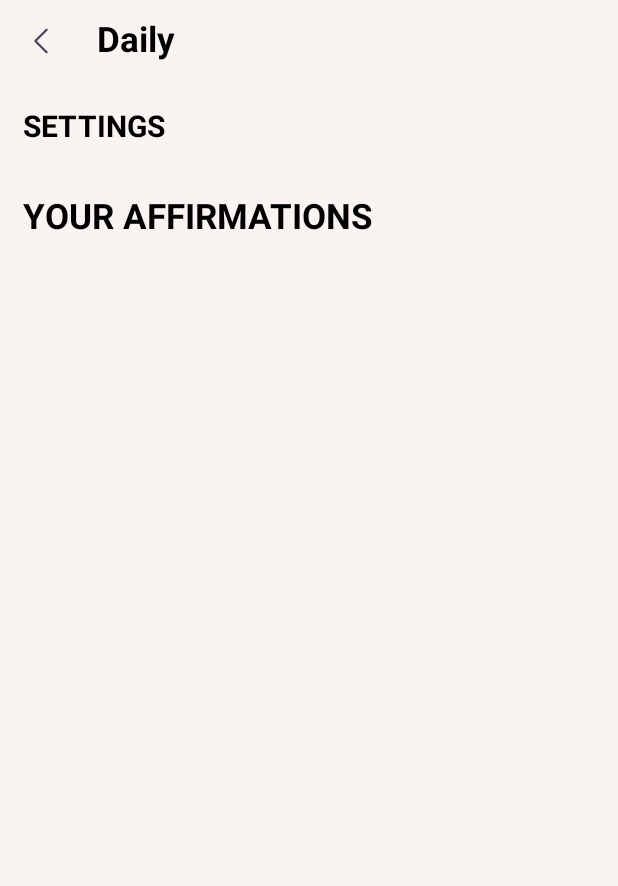
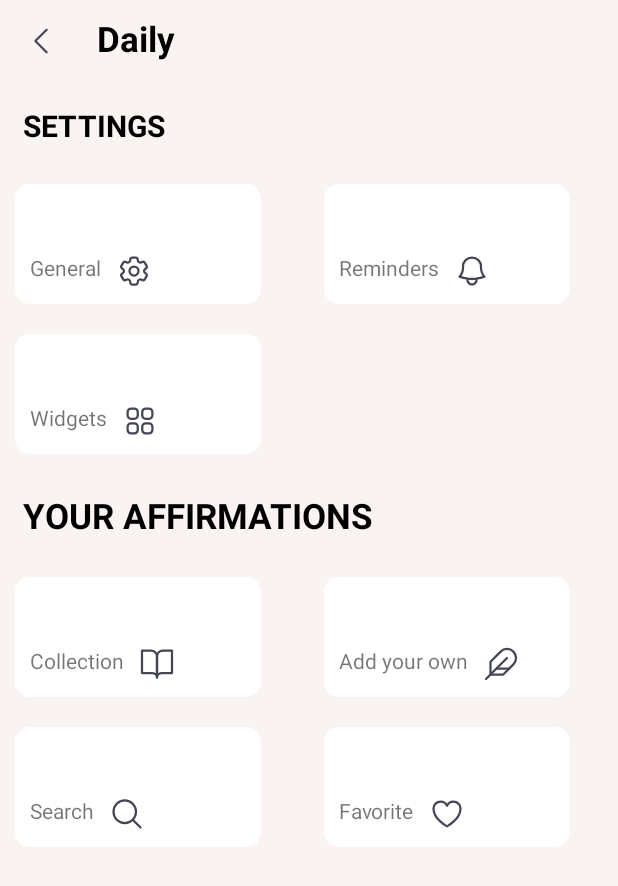
Before and after one commit to trannam13122k/-Daily, an Android app: the fragment SettingFragment placed in its activity, on a phone screen of 412 x 824 dp. Shown: the top 886 px of the screen. Run offline under Robolectric (Android 15) with nearby library versions, the phone set to English and light mode, and no system bars; our stand-ins replace sdp/ssp sizes.

Commit message:
setting commit

```diff
--- a/app/src/main/java/com/example/daily/ui/fragment/edit/EditFragment.kt
+++ b/app/src/main/java/com/example/daily/ui/fragment/edit/EditFragment.kt
@@ -222,6 +222,7 @@ class EditFragment : BaseFragment<FragmentEditBinding>() {
             openFragment(UnSplashFragment::class.java, null, true)
         }
         binding.tabLayoutBg.getTabAt(2)?.view?.setOnClickListener {
+            binding.ivBg?.setImageURI(null)
             binding.rcvItem.visibility = View.VISIBLE
             colorAdapter.notifyDataSetChanged()
             binding.rcvItem.adapter = colorAdapter
--- a/app/src/main/java/com/example/daily/ui/fragment/setting/SettingFragment.kt
+++ /dev/null
@@ -1,31 +0,0 @@
-package com.example.daily.ui.fragment.setting
-
-import android.os.Bundle
-import androidx.fragment.app.Fragment
-import android.view.LayoutInflater
-import android.view.View
-import android.view.ViewGroup
-import com.example.daily.R
-import com.example.daily.base.BaseFragment
-import com.example.daily.databinding.FragmentSettingBinding
-
-class SettingFragment : BaseFragment<FragmentSettingBinding>() {
-    override fun getViewBinding(
-        inflater: LayoutInflater,
-        container: ViewGroup?
-    ): FragmentSettingBinding {
-        return FragmentSettingBinding.inflate(inflater)
-    }
-
-    override fun init() {
-
-    }
-
-    override fun setUpView() {
-        binding.ivBack.setOnClickListener {
-            activity?.onBackPressed()
-        }
-    }
-
-
-}
--- /dev/null
+++ b/app/src/main/java/com/example/daily/ui/fragment/settingDaiLy/layoutSetting/SettingAdapter.kt
@@ -0,0 +1,36 @@
+package com.example.daily.ui.fragment.settingDaiLy.layoutSetting
+
+import android.view.LayoutInflater
+import android.view.ViewGroup
+import androidx.recyclerview.widget.RecyclerView
+import com.example.daily.databinding.ItemSettingLayoutBinding
+
+class SettingAdapter(private val listSetting : List<SettingModel>) : RecyclerView.Adapter<SettingAdapter.SettingViewHolder>() {
+
+    var onClickItem: ((SettingModel) -> Unit)? = null
+
+    inner class SettingViewHolder (val  binding : ItemSettingLayoutBinding ) : RecyclerView.ViewHolder(binding.root){
+        fun bind(setting: SettingModel){
+            binding.tvTitle.text= setting.title
+            binding.ivIcon.setImageResource(setting.icon)
+
+            binding.root.setOnClickListener{
+                onClickItem?.invoke(setting)
+            }
+        }
+    }
+
+    override fun onCreateViewHolder(parent: ViewGroup, viewType: Int): SettingViewHolder {
+        val view= ItemSettingLayoutBinding.inflate(LayoutInflater.from(parent.context), parent,false)
+        return SettingViewHolder(view)
+    }
+
+    override fun getItemCount(): Int {
+       return listSetting.size
+    }
+
+    override fun onBindViewHolder(holder: SettingViewHolder, position: Int) {
+       holder.bind(listSetting!![position])
+    }
+
+}
--- /dev/null
+++ b/app/src/main/java/com/example/daily/ui/fragment/settingDaiLy/layoutSetting/SettingFragment.kt
@@ -0,0 +1,94 @@
+package com.example.daily.ui.fragment.settingDaiLy.layoutSetting
+
+import android.view.LayoutInflater
+import android.view.ViewGroup
+import androidx.recyclerview.widget.GridLayoutManager
+import com.example.daily.base.BaseFragment
+import com.example.daily.databinding.FragmentSettingBinding
+import com.example.daily.util.DataB
+
+class SettingFragment : BaseFragment<FragmentSettingBinding>() {
+
+    lateinit var settingAdapter: SettingAdapter
+
+    override fun getViewBinding(
+        inflater: LayoutInflater,
+        container: ViewGroup?
+    ): FragmentSettingBinding {
+        return FragmentSettingBinding.inflate(inflater)
+    }
+
+    override fun init() {
+
+    }
+
+    override fun setUpView() {
+        listenerClick()
+        settings()
+        affirmations()
+    }
+
+
+    private fun listenerClick() {
+        binding.ivBack.setOnClickListener {
+            activity?.onBackPressed()
+        }
+    }
+
+    private fun settings() {
+        binding.rvSetting.apply {
+            val gridLayoutManager = GridLayoutManager(requireContext(), 2)
+            layoutManager = gridLayoutManager
+            settingAdapter = SettingAdapter(DataB.listSettings)
+            adapter = settingAdapter
+        }
+        settingAdapter.onClickItem = { setting ->
+            when (setting.title) {
+                "General" -> {
+
+                }
+
+                "Reminders" -> {
+
+                }
+
+                "Widgets" -> {
+
+                }
+            }
+
+        }
+
+
+    }
+
+    private fun affirmations() {
+        binding.rvAffirmations.apply {
+            val gridLayoutManager = GridLayoutManager(context, 2)
+            layoutManager = gridLayoutManager
+            settingAdapter = SettingAdapter(DataB.listAffirmations)
+            adapter = settingAdapter
+        }
+        settingAdapter?.onClickItem = { affirmations ->
+
+            when (affirmations.title) {
+                "Collection" -> {
+
+                }
+
+                "Add your own" -> {
+
+                }
+
+                "Search" -> {
+
+                }
+
+                "Favorite" -> {
+
+                }
+            }
+
+        }
+    }
+}
--- /dev/null
+++ b/app/src/main/java/com/example/daily/ui/fragment/settingDaiLy/layoutSetting/SettingModel.kt
@@ -0,0 +1,5 @@
+package com.example.daily.ui.fragment.settingDaiLy.layoutSetting
+
+data class SettingModel(val title: String, val icon: Int) {
+
+}
--- a/app/src/main/java/com/example/daily/util/DataB.kt
+++ b/app/src/main/java/com/example/daily/util/DataB.kt
@@ -5,6 +5,7 @@ import com.example.daily.R
 import com.example.daily.ui.fragment.edit.backGroundEditing.colorEdittingBG.ColorsBG
 import com.example.daily.ui.fragment.edit.textEditing.textEffect.PickerItem
 import com.example.daily.ui.fragment.edit.textEditing.textEffect.pickerItem.ItemPickerModel
+import com.example.daily.ui.fragment.settingDaiLy.layoutSetting.SettingModel
 
 object DataB {
     val colorList = listOf(
@@ -123,4 +124,20 @@ object DataB {
         ItemPickerModel("#EC8DF4", 0, R.drawable.stroke3, "Color", 0, 0, 0,"")
     )
 
+
+// setting
+    val listSettings = listOf(
+    SettingModel("General", R.drawable.icon_setting),
+    SettingModel("Reminders", R.drawable.icon_reminders),
+    SettingModel("Widgets", R.drawable.icon_widgets)
+    )
+
+     val listAffirmations = listOf(
+         SettingModel("Collection", R.drawable.icon_book_open),
+         SettingModel("Add your own", R.drawable.feather),
+         SettingModel("Search", R.drawable.icon_search),
+         SettingModel("Favorite", R.drawable.icon_favourite)
+     )
+
+
 }
--- a/app/src/main/res/layout/fragment_edit.xml
+++ b/app/src/main/res/layout/fragment_edit.xml
@@ -114,6 +114,7 @@
             app:layout_constraintTop_toTopOf="parent" />
 
         <androidx.recyclerview.widget.RecyclerView
+            android:visibility="visible"
             android:id="@+id/rvEditText"
             android:layout_width="match_parent"
             android:layout_height="50dp"
--- a/app/src/main/res/layout/fragment_setting.xml
+++ b/app/src/main/res/layout/fragment_setting.xml
@@ -5,7 +5,7 @@
     android:layout_height="match_parent"
     xmlns:app="http://schemas.android.com/apk/res-auto"
     android:background="@color/background"
-    tools:context=".ui.fragment.setting.SettingFragment">
+    tools:context=".ui.fragment.settingDaiLy.layoutSetting.SettingFragment">
 
 
     <ImageView
--- /dev/null
+++ b/app/src/main/res/layout/item_setting_layout.xml
@@ -0,0 +1,30 @@
+<?xml version="1.0" encoding="utf-8"?>
+<androidx.constraintlayout.widget.ConstraintLayout xmlns:android="http://schemas.android.com/apk/res/android"
+    android:layout_width="164dp"
+    android:layout_height="80dp"
+    android:layout_margin="10dp"
+    xmlns:app="http://schemas.android.com/apk/res-auto"
+    android:background="@drawable/background_custom">
+    <LinearLayout
+        android:padding="10dp"
+        app:layout_constraintBottom_toBottomOf="parent"
+        android:layout_width="match_parent"
+        android:layout_height="wrap_content">
+        <TextView
+            android:id="@+id/tvTitle"
+            android:text="@string/general"
+            app:layout_constraintStart_toStartOf="parent"
+            app:layout_constraintBottom_toBottomOf="parent"
+            android:layout_width="wrap_content"
+            android:layout_height="wrap_content"/>
+        <ImageView
+            android:id="@+id/ivIcon"
+            android:paddingStart="10dp"
+            android:src="@drawable/icon_setting"
+            app:layout_constraintStart_toEndOf="@id/tvTitle"
+            app:layout_constraintBottom_toBottomOf="parent"
+            android:layout_width="wrap_content"
+            android:layout_height="wrap_content"/>
+    </LinearLayout>
+
+</androidx.constraintlayout.widget.ConstraintLayout>
```
